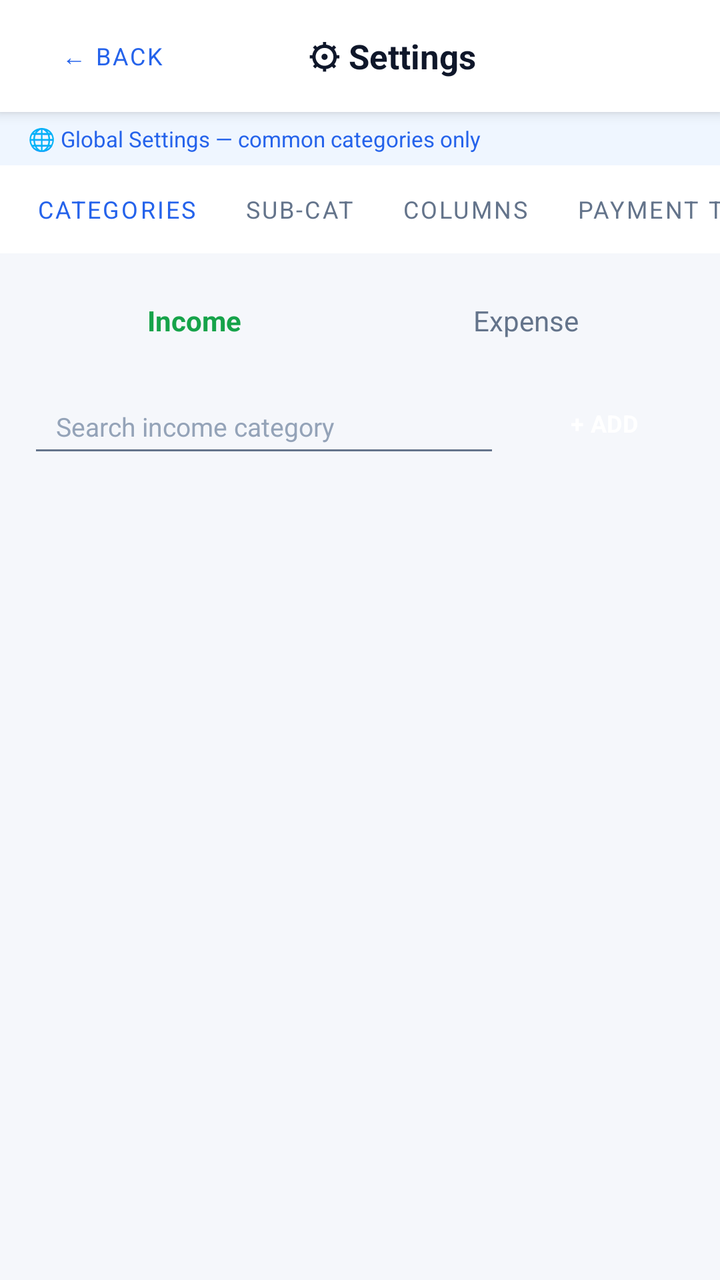
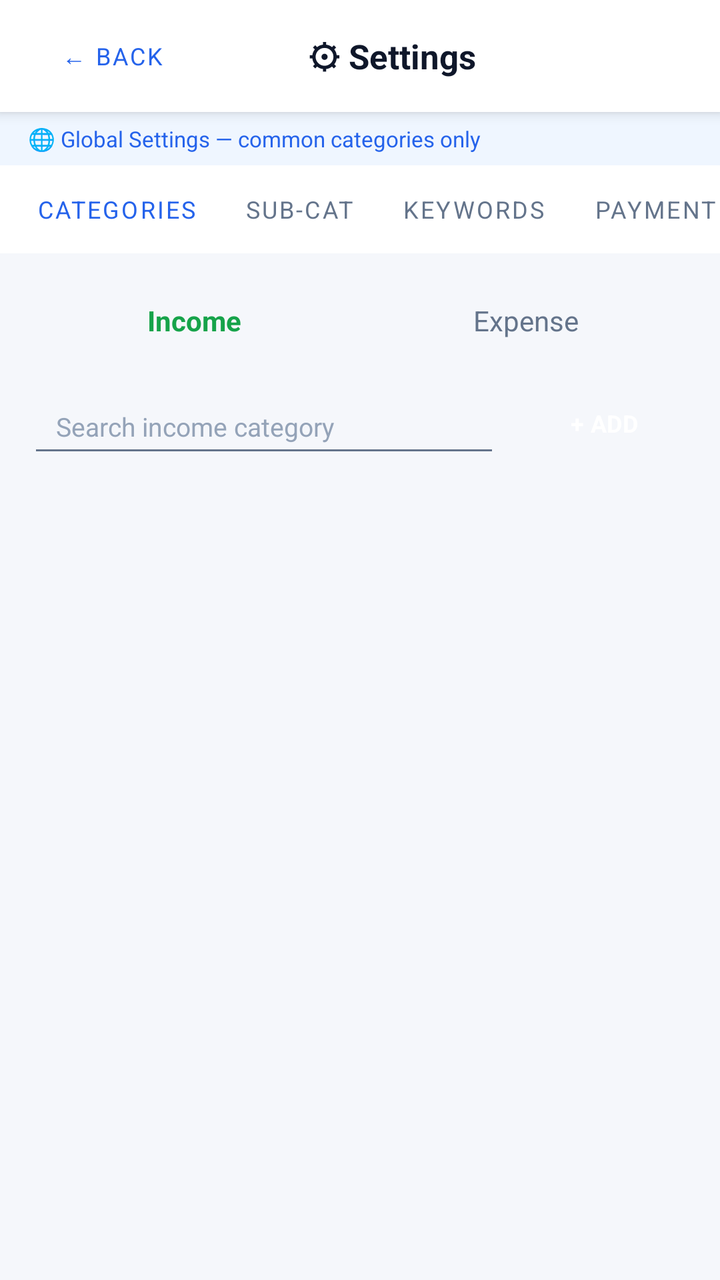

Compare the two renders of this Android layout. The source of the first and the diff that turns it into the second are given below.
<!-- AndroidManifest.xml: application theme Theme.ExpenseOS -->
<!-- res/layout/activity_settings.xml -->
<?xml version="1.0" encoding="utf-8"?>
<LinearLayout xmlns:android="http://schemas.android.com/apk/res/android"
    android:layout_width="match_parent"
    android:layout_height="match_parent"
    android:orientation="vertical">

    
    <LinearLayout
        android:layout_width="match_parent"
        android:layout_height="56dp"
        android:background="@color/nav_bg"
        android:elevation="4dp"
        android:gravity="center_vertical"
        android:orientation="horizontal"
        android:paddingHorizontal="12dp">

        <Button
            android:id="@+id/btnBackSettings"
            style="@style/Widget.MaterialComponents.Button.TextButton"
            android:layout_width="wrap_content"
            android:layout_height="36dp"
            android:text="← Back"
            android:textSize="12sp" />

        <TextView
            android:layout_width="0dp"
            android:layout_height="wrap_content"
            android:layout_weight="1"
            android:gravity="center"
            android:text="⚙ Settings"
            android:textColor="@color/text"
            android:textSize="17sp"
            android:textStyle="bold" />

        <View
            android:layout_width="56dp"
            android:layout_height="1dp" />
    </LinearLayout>

    
    <TextView
        android:id="@+id/tvSettingsMode"
        android:layout_width="match_parent"
        android:layout_height="wrap_content"
        android:background="@color/primary_soft"
        android:paddingHorizontal="14dp"
        android:paddingVertical="6dp"
        android:text="🌐 Global Settings — common categories only"
        android:textColor="@color/primary"
        android:textSize="11sp" />

    
    <HorizontalScrollView
        android:layout_width="match_parent"
        android:layout_height="44dp"
        android:background="@color/nav_bg"
        android:scrollbars="none">

        <LinearLayout
            android:layout_width="wrap_content"
            android:layout_height="match_parent"
            android:orientation="horizontal"
            android:paddingHorizontal="6dp">

            <Button
                android:id="@+id/btnTabCat"
                style="@style/Widget.MaterialComponents.Button.TextButton"
                android:layout_width="wrap_content"
                android:layout_height="match_parent"
                android:minWidth="0dp"
                android:paddingHorizontal="12dp"
                android:text="Categories"
                android:textColor="@color/primary"
                android:textSize="12sp" />

            <Button
                android:id="@+id/btnTabSub"
                style="@style/Widget.MaterialComponents.Button.TextButton"
                android:layout_width="wrap_content"
                android:layout_height="match_parent"
                android:minWidth="0dp"
                android:paddingHorizontal="12dp"
                android:text="Sub-Cat"
                android:textColor="@color/text_muted"
                android:textSize="12sp" />

            <Button
                android:id="@+id/btnTabColumns"
                style="@style/Widget.MaterialComponents.Button.TextButton"
                android:layout_width="wrap_content"
                android:layout_height="match_parent"
                android:minWidth="0dp"
                android:paddingHorizontal="12dp"
                android:text="Columns"
                android:textColor="@color/text_muted"
                android:textSize="12sp" />

            <Button
                android:id="@+id/btnTabPaymentTypes"
                style="@style/Widget.MaterialComponents.Button.TextButton"
                android:layout_width="wrap_content"
                android:layout_height="match_parent"
                android:minWidth="0dp"
                android:paddingHorizontal="12dp"
                android:text="Payment Types"
                android:textColor="@color/text_muted"
                android:textSize="12sp" />

            <Button
                android:id="@+id/btnTabKeywords"
                style="@style/Widget.MaterialComponents.Button.TextButton"
                android:layout_width="wrap_content"
                android:layout_height="match_parent"
                android:minWidth="0dp"
                android:paddingHorizontal="12dp"
                android:text="Keywords"
                android:textColor="@color/text_muted"
                android:textSize="12sp" />
        </LinearLayout>
    </HorizontalScrollView>

    
    <LinearLayout
        android:layout_width="match_parent"
        android:layout_height="0dp"
        android:layout_weight="1"
        android:orientation="vertical"
        android:padding="14dp">

        
        <LinearLayout
            android:id="@+id/panelCategories"
            android:layout_width="match_parent"
            android:layout_height="match_parent"
            android:orientation="vertical">

            <LinearLayout
                android:layout_width="match_parent"
                android:layout_height="wrap_content"
                android:layout_marginBottom="10dp"
                android:orientation="horizontal">

                <TextView
                    android:id="@+id/tabCatIncome"
                    android:layout_width="0dp"
                    android:layout_height="wrap_content"
                    android:layout_weight="1"
                    android:gravity="center"
                    android:paddingVertical="10dp"
                    android:text="Income"
                    android:textColor="@color/green"
                    android:textSize="14sp"
                    android:textStyle="bold" />

                <TextView
                    android:id="@+id/tabCatExpense"
                    android:layout_width="0dp"
                    android:layout_height="wrap_content"
                    android:layout_weight="1"
                    android:gravity="center"
                    android:paddingVertical="10dp"
                    android:text="Expense"
                    android:textColor="@color/text_muted"
                    android:textSize="14sp" />
            </LinearLayout>

            <LinearLayout
                android:layout_width="match_parent"
                android:layout_height="wrap_content"
                android:layout_marginBottom="10dp"
                android:gravity="center_vertical"
                android:orientation="horizontal">

                <EditText
                    android:id="@+id/etCatSearch"
                    android:layout_width="0dp"
                    android:layout_height="44dp"
                    android:layout_marginEnd="8dp"
                    android:layout_weight="1"
                    android:hint="Search income category"
                    android:textSize="13sp" />

                <Button
                    android:id="@+id/btnCatAdd"
                    style="@style/BtnSuccess"
                    android:layout_width="wrap_content"
                    android:layout_height="44dp"
                    android:paddingHorizontal="16dp"
                    android:text="+ ADD"
                    android:textSize="12sp" />
            </LinearLayout>

            <androidx.recyclerview.widget.RecyclerView
                android:id="@+id/rvCategoryList"
                android:layout_width="match_parent"
                android:layout_height="0dp"
                android:layout_weight="1" />
        </LinearLayout>

        
        <LinearLayout
            android:id="@+id/panelSubCategories"
            android:layout_width="match_parent"
            android:layout_height="match_parent"
            android:orientation="vertical"
            android:visibility="gone">

            <LinearLayout
                android:layout_width="match_parent"
                android:layout_height="wrap_content"
                android:layout_marginBottom="10dp"
                android:orientation="horizontal">

                <TextView
                    android:id="@+id/tabSubIncome"
                    android:layout_width="0dp"
                    android:layout_height="wrap_content"
                    android:layout_weight="1"
                    android:gravity="center"
                    android:paddingVertical="10dp"
                    android:text="Income"
                    android:textColor="@color/green"
                    android:textSize="14sp"
                    android:textStyle="bold" />

                <TextView
                    android:id="@+id/tabSubExpense"
                    android:layout_width="0dp"
                    android:layout_height="wrap_content"
                    android:layout_weight="1"
                    android:gravity="center"
                    android:paddingVertical="10dp"
                    android:text="Expense"
                    android:textColor="@color/text_muted"
                    android:textSize="14sp" />
            </LinearLayout>

            <LinearLayout
                android:layout_width="match_parent"
                android:layout_height="wrap_content"
                android:layout_marginBottom="10dp"
                android:gravity="center_vertical"
                android:orientation="horizontal">

                <EditText
                    android:id="@+id/etSubCatSearch"
                    android:layout_width="0dp"
                    android:layout_height="44dp"
                    android:layout_marginEnd="8dp"
                    android:layout_weight="1"
                    android:hint="Search sub category"
                    android:textSize="13sp" />

                <Button
                    android:id="@+id/btnSubCatAdd"
                    style="@style/BtnPrimary"
                    android:layout_width="wrap_content"
                    android:layout_height="44dp"
                    android:paddingHorizontal="16dp"
                    android:text="+ ADD"
                    android:textSize="12sp" />
            </LinearLayout>

            <androidx.recyclerview.widget.RecyclerView
                android:id="@+id/rvSubCategoryList"
                android:layout_width="match_parent"
                android:layout_height="0dp"
                android:layout_weight="1" />
        </LinearLayout>

        
        <ScrollView
            android:id="@+id/panelColumns"
            android:layout_width="match_parent"
            android:layout_height="match_parent"
            android:visibility="gone">

            <LinearLayout
                android:layout_width="match_parent"
                android:layout_height="wrap_content"
                android:orientation="vertical">

                <TextView
                    android:layout_width="match_parent"
                    android:layout_height="wrap_content"
                    android:layout_marginBottom="10dp"
                    android:background="@color/warning_bg"
                    android:padding="8dp"
                    android:text="ℹ Custom columns are shared across all cashbooks."
                    android:textColor="@color/amber"
                    android:textSize="11sp" />

                <androidx.cardview.widget.CardView
                    android:layout_width="match_parent"
                    android:layout_height="wrap_content"
                    android:layout_marginBottom="12dp">

                    <LinearLayout
                        android:layout_width="match_parent"
                        android:layout_height="wrap_content"
                        android:orientation="vertical"
                        android:padding="14dp">

                        <TextView
                            android:layout_width="wrap_content"
                            android:layout_height="wrap_content"
                            android:layout_marginBottom="10dp"
                            android:text="INCOME CUSTOM COLUMNS"
                            android:textColor="@color/green"
                            android:textSize="10sp"
                            android:textStyle="bold" />

                        <LinearLayout
                            android:layout_width="match_parent"
                            android:layout_height="wrap_content"
                            android:layout_marginBottom="8dp">

                            <EditText
                                android:id="@+id/etNewIncomeCol"
                                android:layout_width="0dp"
                                android:layout_height="44dp"
                                android:layout_weight="1"
                                android:hint="New column, e.g. Payment Mode"
                                android:textSize="13sp" />

                            <Button
                                android:id="@+id/btnAddIncomeCol"
                                style="@style/BtnSuccess"
                                android:layout_width="wrap_content"
                                android:layout_height="44dp"
                                android:text="+ Add"
                                android:textSize="12sp" />
                        </LinearLayout>

                        <androidx.recyclerview.widget.RecyclerView
                            android:id="@+id/rvIncomeColumns"
                            android:layout_width="match_parent"
                            android:layout_height="wrap_content"
                            android:nestedScrollingEnabled="false" />
                    </LinearLayout>
                </androidx.cardview.widget.CardView>

                <androidx.cardview.widget.CardView
                    android:layout_width="match_parent"
                    android:layout_height="wrap_content">

                    <LinearLayout
                        android:layout_width="match_parent"
                        android:layout_height="wrap_content"
                        android:orientation="vertical"
                        android:padding="14dp">

                        <TextView
                            android:layout_width="wrap_content"
                            android:layout_height="wrap_content"
                            android:layout_marginBottom="10dp"
                            android:text="EXPENSE CUSTOM COLUMNS"
                            android:textColor="@color/red"
                            android:textSize="10sp"
                            android:textStyle="bold" />

                        <LinearLayout
                            android:layout_width="match_parent"
                            android:layout_height="wrap_content"
                            android:layout_marginBottom="8dp">

                            <EditText
                                android:id="@+id/etNewExpenseCol"
                                android:layout_width="0dp"
                                android:layout_height="44dp"
                                android:layout_weight="1"
                                android:hint="New column, e.g. Payment Mode"
                                android:textSize="13sp" />

                            <Button
                                android:id="@+id/btnAddExpenseCol"
                                style="@style/BtnDanger"
                                android:layout_width="wrap_content"
                                android:layout_height="44dp"
                                android:text="+ Add"
                                android:textSize="12sp" />
                        </LinearLayout>

                        <androidx.recyclerview.widget.RecyclerView
                            android:id="@+id/rvExpenseColumns"
                            android:layout_width="match_parent"
                            android:layout_height="wrap_content"
                            android:nestedScrollingEnabled="false" />
                    </LinearLayout>
                </androidx.cardview.widget.CardView>
            </LinearLayout>
        </ScrollView>

        
        <LinearLayout
            android:id="@+id/panelPaymentTypes"
            android:layout_width="match_parent"
            android:layout_height="match_parent"
            android:orientation="vertical"
            android:visibility="gone">

            <LinearLayout
                android:layout_width="match_parent"
                android:layout_height="wrap_content"
                android:layout_marginBottom="10dp"
                android:gravity="center_vertical"
                android:orientation="horizontal">

                <EditText
                    android:id="@+id/etPaySearch"
                    android:layout_width="0dp"
                    android:layout_height="44dp"
                    android:layout_marginEnd="8dp"
                    android:layout_weight="1"
                    android:hint="Search payment type"
                    android:textSize="13sp" />

                <Button
                    android:id="@+id/btnAddPaymentType"
                    style="@style/BtnSuccess"
                    android:layout_width="wrap_content"
                    android:layout_height="44dp"
                    android:paddingHorizontal="16dp"
                    android:text="+ ADD"
                    android:textSize="12sp" />
            </LinearLayout>

            <androidx.recyclerview.widget.RecyclerView
                android:id="@+id/rvPaymentTypes"
                android:layout_width="match_parent"
                android:layout_height="0dp"
                android:layout_weight="1" />
        </LinearLayout>

        
        <LinearLayout
            android:id="@+id/panelKeywords"
            android:layout_width="match_parent"
            android:layout_height="match_parent"
            android:orientation="vertical"
            android:visibility="gone">

            <TextView
                android:layout_width="match_parent"
                android:layout_height="wrap_content"
                android:layout_marginBottom="10dp"
                android:background="@color/primary_soft"
                android:padding="8dp"
                android:text="💡 When a keyword is found in the Remark/Note while adding a transaction, its category (and sub-category, if set) is picked automatically."
                android:textColor="@color/primary"
                android:textSize="11sp" />

            <LinearLayout
                android:layout_width="match_parent"
                android:layout_height="wrap_content"
                android:layout_marginBottom="10dp"
                android:gravity="center_vertical"
                android:orientation="horizontal">

                <EditText
                    android:id="@+id/etKwSearch"
                    android:layout_width="0dp"
                    android:layout_height="44dp"
                    android:layout_marginEnd="8dp"
                    android:layout_weight="1"
                    android:hint="Search keyword"
                    android:textSize="13sp" />

                <Button
                    android:id="@+id/btnKwAdd"
                    style="@style/BtnPrimary"
                    android:layout_width="wrap_content"
                    android:layout_height="44dp"
                    android:paddingHorizontal="16dp"
                    android:text="+ ADD"
                    android:textSize="12sp" />
            </LinearLayout>

            <androidx.recyclerview.widget.RecyclerView
                android:id="@+id/rvKeywordList"
                android:layout_width="match_parent"
                android:layout_height="0dp"
                android:layout_weight="1" />
        </LinearLayout>

    </LinearLayout>
</LinearLayout>
<!-- resources referenced by this layout -->
<resources>
  <color name="amber">#F59E0B</color>
  <color name="green">#16A34A</color>
  <color name="nav_bg">#FFFFFF</color>
  <color name="primary">#2563EB</color>
  <color name="primary_soft">#EFF6FF</color>
  <color name="red">#DC2626</color>
  <color name="text">#0F172A</color>
  <color name="text_muted">#64748B</color>
  <color name="warning_bg">#FFFBEB</color>
  <style name="BtnDanger" parent="BtnBase">
          <item name="backgroundTint">@color/danger</item>
          <item name="android:textColor">@color/white</item>
      </style>
  <style name="BtnPrimary" parent="BtnBase">
          <item name="backgroundTint">@color/primary</item>
          <item name="android:textColor">@color/on_primary</item>
      </style>
  <style name="BtnSuccess" parent="BtnBase">
          <item name="backgroundTint">@color/success</item>
          <item name="android:textColor">@color/white</item>
      </style>
  <color name="danger">#E11D48</color>
  <color name="white">#FFFFFF</color>
  <color name="on_primary">#FFFFFF</color>
  <color name="success">#059669</color>
  <color name="primary_dark">#1D4ED8</color>
  <color name="secondary">#0F766E</color>
  <color name="secondary_dark">#115E59</color>
  <color name="surface">#FFFFFF</color>
  <color name="bg">#F5F7FB</color>
  <color name="text_hint">#94A3B8</color>
  <style name="Widget.ExpenseOS.EditText" parent="Widget.AppCompat.EditText">
          <item name="android:textSize">@dimen/type_body</item>
          <item name="android:textColor">@color/text</item>
          <item name="android:textColorHint">@color/text_hint</item>
          <item name="android:paddingStart">14dp</item>
          <item name="android:paddingEnd">14dp</item>
          <item name="android:minHeight">@dimen/input_height</item>
      </style>
  <style name="ThemeOverlay.ExpenseOS.BottomSheet" parent="ThemeOverlay.MaterialComponents.BottomSheetDialog">
          <item name="bottomSheetStyle">@style/Widget.ExpenseOS.BottomSheet</item>
      </style>
  <style name="ThemeOverlay.ExpenseOS.TimePicker" parent="ThemeOverlay.MaterialComponents.TimePicker">
          <item name="colorPrimary">@color/primary</item>
          <item name="colorOnPrimary">@color/on_primary</item>
          <item name="colorSurface">@color/surface</item>
          <item name="colorOnSurface">@color/text</item>
          <item name="shapeAppearanceMediumComponent">@style/ShapeAppearance.ExpenseOS.Dialog</item>
      </style>
  <style name="Animation.ExpenseOS.Window" parent="@android:style/Animation.Activity">
          <item name="android:activityOpenEnterAnimation">@anim/screen_enter</item>
          <item name="android:activityOpenExitAnimation">@anim/screen_exit</item>
          <item name="android:activityCloseEnterAnimation">@anim/screen_pop_enter</item>
          <item name="android:activityCloseExitAnimation">@anim/screen_pop_exit</item>
      </style>
  <dimen name="type_subtitle">15sp</dimen>
  <dimen name="touch_target">48dp</dimen>
  <dimen name="type_body">14sp</dimen>
  <dimen name="input_height">50dp</dimen>
  <style name="ShapeAppearance.ExpenseOS.Dialog" parent="ShapeAppearance.MaterialComponents.MediumComponent">
          <item name="cornerFamily">rounded</item>
          <item name="cornerSize">26dp</item>
      </style>
  <style name="Widget.ExpenseOS.BottomSheet" parent="Widget.MaterialComponents.BottomSheet.Modal">
          <item name="shapeAppearanceOverlay">@style/ShapeAppearance.ExpenseOS.Sheet</item>
          <item name="backgroundTint">@color/surface</item>
      </style>
  <style name="ShapeAppearance.ExpenseOS.Sheet" parent="">
          <item name="cornerFamily">rounded</item>
          <item name="cornerSizeTopLeft">26dp</item>
          <item name="cornerSizeTopRight">26dp</item>
          <item name="cornerSizeBottomLeft">0dp</item>
          <item name="cornerSizeBottomRight">0dp</item>
      </style>
  <!-- unchanged entries left out for length: 3 -->
</resources>

<!-- the commit's change to res/layout/activity_settings.xml (unified diff, before → after) -->
@@ -85,13 +85,13 @@
                 android:textSize="12sp" />
 
             <Button
-                android:id="@+id/btnTabColumns"
+                android:id="@+id/btnTabKeywords"
                 style="@style/Widget.MaterialComponents.Button.TextButton"
                 android:layout_width="wrap_content"
                 android:layout_height="match_parent"
                 android:minWidth="0dp"
                 android:paddingHorizontal="12dp"
-                android:text="Columns"
+                android:text="Keywords"
                 android:textColor="@color/text_muted"
                 android:textSize="12sp" />
 
@@ -107,13 +107,13 @@
                 android:textSize="12sp" />
 
             <Button
-                android:id="@+id/btnTabKeywords"
+                android:id="@+id/btnTabColumns"
                 style="@style/Widget.MaterialComponents.Button.TextButton"
                 android:layout_width="wrap_content"
                 android:layout_height="match_parent"
                 android:minWidth="0dp"
                 android:paddingHorizontal="12dp"
-                android:text="Keywords"
+                android:text="Custom Columns"
                 android:textColor="@color/text_muted"
                 android:textSize="12sp" />
         </LinearLayout>
